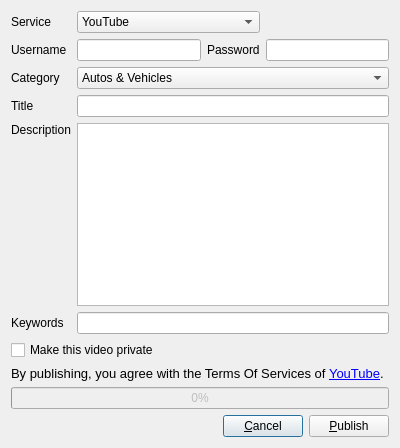
The window that src/Gui/export/ShareOnInternet.ui (luyikei/VLMC) describes before a commit, drawn with Qt 5.
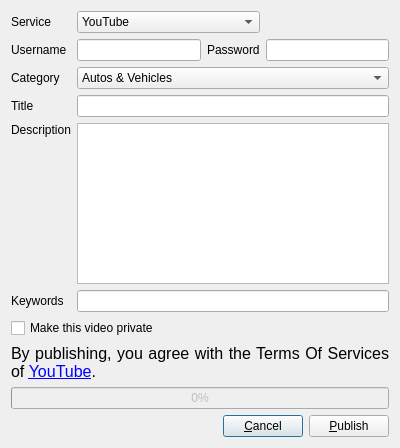
The same window after the commit. Icons and pictures are not drawn.

Commit message: UI: Make richtext fonts bigger

```diff
--- a/src/Gui/export/ShareOnInternet.ui
+++ b/src/Gui/export/ShareOnInternet.ui
@@ -226,8 +226,8 @@
            <string>&lt;!DOCTYPE HTML PUBLIC &quot;-//W3C//DTD HTML 4.0//EN&quot; &quot;http://www.w3.org/TR/REC-html40/strict.dtd&quot;&gt;
 &lt;html&gt;&lt;head&gt;&lt;meta name=&quot;qrichtext&quot; content=&quot;1&quot; /&gt;&lt;style type=&quot;text/css&quot;&gt;
 p, li { white-space: pre-wrap; }
-&lt;/style&gt;&lt;/head&gt;&lt;body style=&quot; font-family:'Sans'; font-size:10pt; font-weight:400; font-style:normal;&quot;&gt;
-&lt;p align=&quot;justify&quot; style=&quot; margin-top:0px; margin-bottom:0px; margin-left:0px; margin-right:0px; -qt-block-indent:0; text-indent:0px;&quot;&gt;By publishing, you agree with the Terms Of Services of &lt;a href=&quot;http://code.google.com/apis/youtube/terms.html&quot;&gt;&lt;span style=&quot; text-decoration: underline; color:#0000ff;&quot;&gt;YouTube&lt;/span&gt;&lt;/a&gt;.&lt;/p&gt;&lt;/body&gt;&lt;/html&gt;</string>
+&lt;/style&gt;&lt;/head&gt;&lt;body style=&quot; font-family:'Lucida Grande'; font-size:13pt; font-weight:400; font-style:normal;&quot;&gt;
+&lt;p align=&quot;justify&quot; style=&quot; margin-top:0px; margin-bottom:0px; margin-left:0px; margin-right:0px; -qt-block-indent:0; text-indent:0px;&quot;&gt;&lt;span style=&quot; font-family:'Sans'; font-size:12pt;&quot;&gt;By publishing, you agree with the Terms Of Services of &lt;/span&gt;&lt;a href=&quot;http://code.google.com/apis/youtube/terms.html&quot;&gt;&lt;span style=&quot; font-family:'Sans'; font-size:12pt; text-decoration: underline; color:#0000ff;&quot;&gt;YouTube&lt;/span&gt;&lt;/a&gt;&lt;span style=&quot; font-family:'Sans'; font-size:12pt;&quot;&gt;.&lt;/span&gt;&lt;/p&gt;&lt;/body&gt;&lt;/html&gt;</string>
           </property>
           <property name="textFormat">
            <enum>Qt::RichText</enum>
```
The commit also changes 1 other file.
